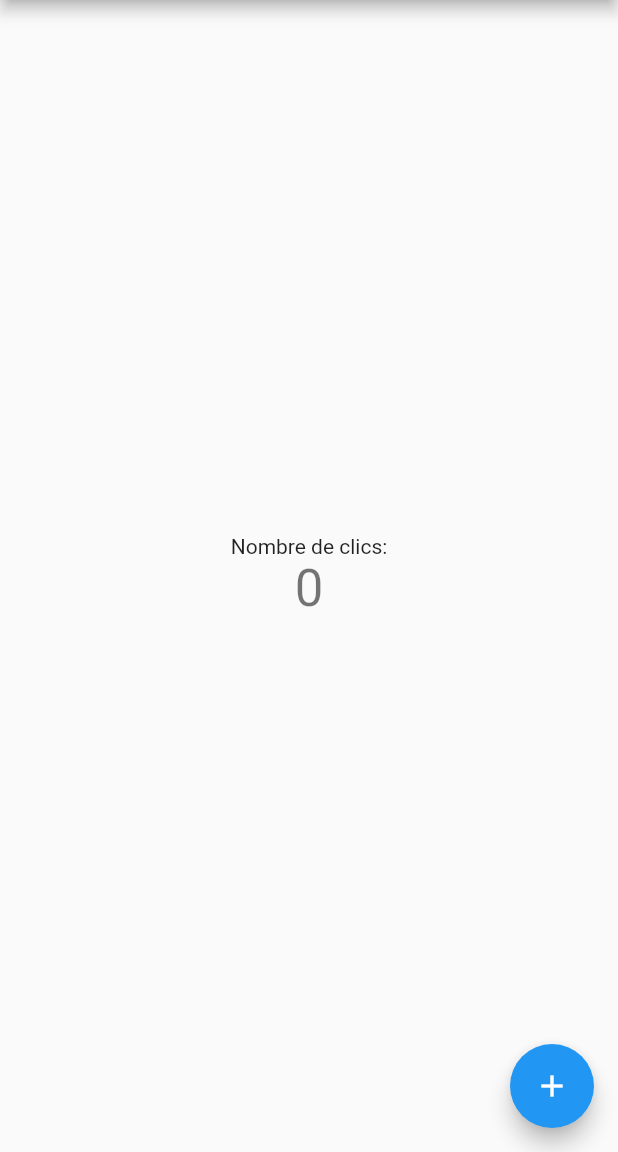
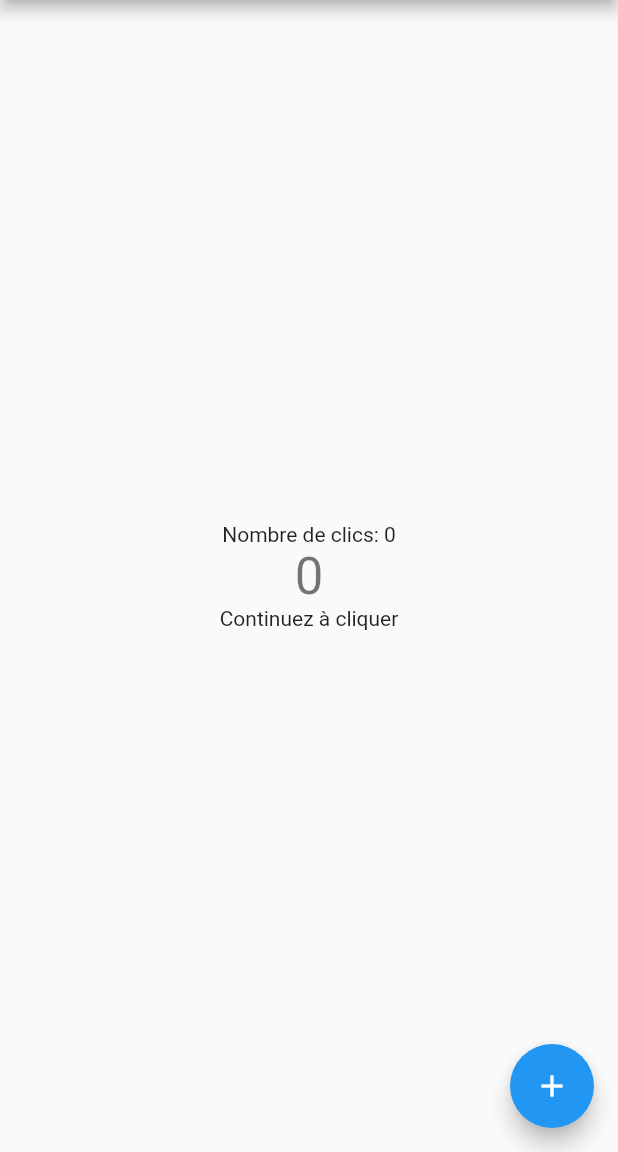
Before and after one commit to P-Giraffe/1h-premiere-app-flutter, a Flutter app: the screen it shows after launch, on a phone screen of 412 x 824 dp, the part 84-1236 px from its top. Run offline on Flutter 3.47's test engine with Material 2 defaults, Android fonts, the phone set to English and light mode, and no system bars.

Commit message:
13_3_Afficher_du_texte_dynamique

```diff
--- a/clicker/lib/main.dart
+++ b/clicker/lib/main.dart
@@ -45,13 +45,12 @@ class _MyHomePageState extends State<MyHomePage> {
         child: Column(
           mainAxisAlignment: MainAxisAlignment.center,
           children: <Widget>[
-            Text(
-              'Nombre de clics:',
-            ),
+            Text('Nombre de clics: $_counter'),
             Text(
               '$_counter',
               style: Theme.of(context).textTheme.headline4,
             ),
+            Text("Continuez à cliquer")
           ],
         ),
       ),
```
